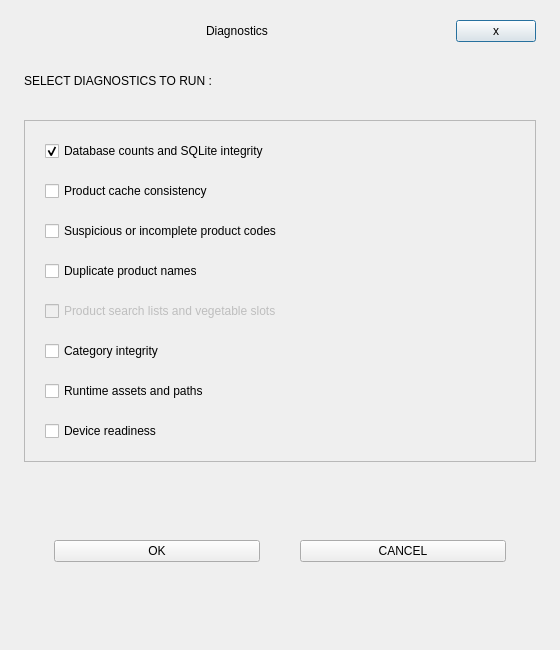
Above: Project/ui/diagnostics_menu.ui from Selvam-T/POS before the change. Below: the same form after it.
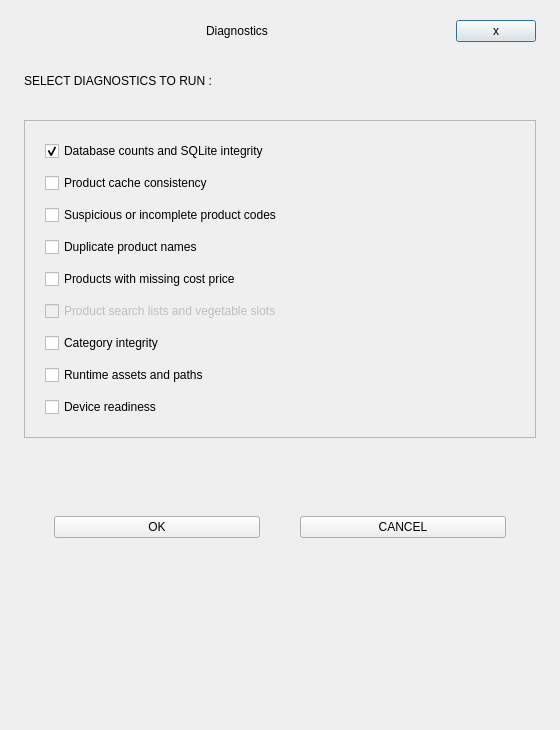
That is the form after the change.

Commit message: feat(diagnostics): report products with missing cost prices

```diff
--- a/Project/ui/diagnostics_menu.ui
+++ b/Project/ui/diagnostics_menu.ui
@@ -7,13 +7,13 @@
     <x>0</x>
     <y>0</y>
     <width>560</width>
-    <height>650</height>
+    <height>730</height>
    </rect>
   </property>
   <property name="minimumSize">
    <size>
     <width>500</width>
-    <height>650</height>
+    <height>730</height>
    </size>
   </property>
   <layout class="QVBoxLayout" name="mainVerticalLayout">
@@ -142,7 +142,7 @@
      </property>
      <layout class="QVBoxLayout" name="diagnosticsChecksLayout">
       <property name="spacing">
-       <number>20</number>
+       <number>12</number>
       </property>
       <property name="leftMargin">
        <number>20</number>
@@ -199,6 +199,16 @@
         </property>
        </widget>
       </item>
+      <item>
+       <widget class="QCheckBox" name="missingCostPriceCheckBox">
+        <property name="toolTip">
+         <string>Identifies products without a cost price. Maintaining cost prices enables profit and margin calculations in reports.</string>
+        </property>
+        <property name="text">
+         <string>Products with missing cost price</string>
+        </property>
+       </widget>
+      </item>
       <item>
        <widget class="QCheckBox" name="productDerivedUiCheckBox">
         <property name="enabled">
```
The commit also changes 9 other files.
